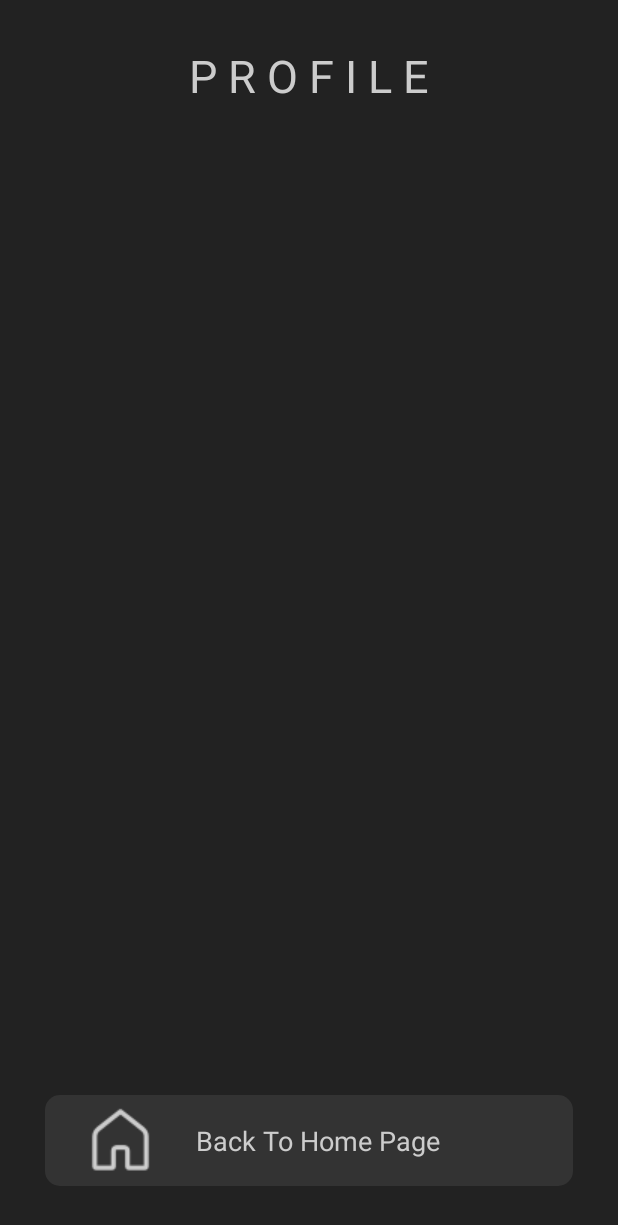
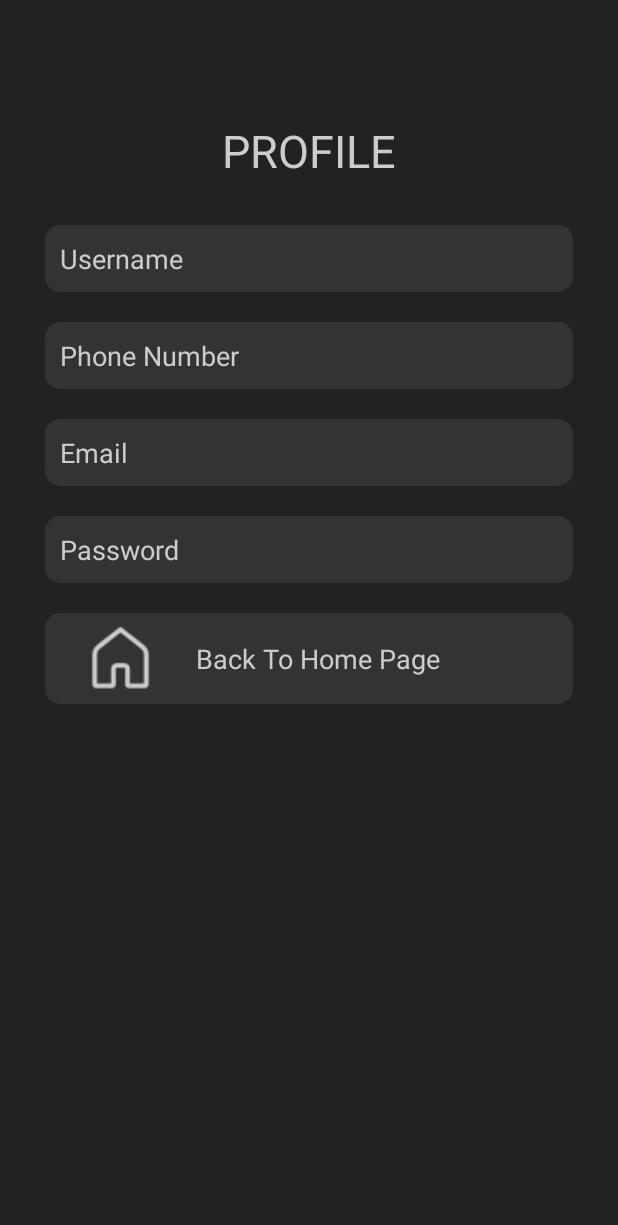
Before and after one commit to qarq90/android_magazine_app, an Android app: the ProfilePage screen opened directly, with no data from a screen before it, on a phone screen of 412 x 824 dp. Shown: the top 1225 px of the screen. Run offline under Robolectric (Android 15) with nearby library versions, the phone set to English and light mode, and no system bars.

Commit message:
Profile in progress...

```diff
--- a/app/src/main/java/com/example/project_magazine/EntertainmentPage.java
+++ b/app/src/main/java/com/example/project_magazine/EntertainmentPage.java
@@ -60,7 +60,7 @@ public class EntertainmentPage extends AppCompatActivity {
             articleTitle.setText(result.getString(result.getColumnIndexOrThrow("ARTICLE_TITLE")));
             articleParaA.setText(result.getString(result.getColumnIndexOrThrow("ARTICLE_PARA_A")));
             articleParaB.setText(result.getString(result.getColumnIndexOrThrow("ARTICLE_PARA_B")));
-            articleAuthor.setText(result.getString(result.getColumnIndexOrThrow("ARTICLE_AUTHOR")));
+            articleAuthor.setText("Article Author : " + result.getString(result.getColumnIndexOrThrow("ARTICLE_AUTHOR")));
 
             byte[] imageData = result.getBlob(result.getColumnIndexOrThrow("ARTICLE_IMAGE"));
             Bitmap bitmap = BitmapFactory.decodeByteArray(imageData, 0, imageData.length);
--- a/app/src/main/java/com/example/project_magazine/FashionPage.java
+++ b/app/src/main/java/com/example/project_magazine/FashionPage.java
@@ -31,6 +31,7 @@ public class FashionPage extends AppCompatActivity {
         articleContainerLayout = findViewById(R.id.articleContainerLayout);
 
         LinearLayout goToBackToHomeHandler = findViewById(R.id.goBackToHome);
+
         goToBackToHomeHandler.setOnClickListener(new View.OnClickListener() {
             @Override
             public void onClick(View v) {
@@ -60,7 +61,7 @@ public class FashionPage extends AppCompatActivity {
             articleTitle.setText(result.getString(result.getColumnIndexOrThrow("ARTICLE_TITLE")));
             articleParaA.setText(result.getString(result.getColumnIndexOrThrow("ARTICLE_PARA_A")));
             articleParaB.setText(result.getString(result.getColumnIndexOrThrow("ARTICLE_PARA_B")));
-            articleAuthor.setText(result.getString(result.getColumnIndexOrThrow("ARTICLE_AUTHOR")));
+            articleAuthor.setText("Article Author : " + result.getString(result.getColumnIndexOrThrow("ARTICLE_AUTHOR")));
 
             byte[] imageData = result.getBlob(result.getColumnIndexOrThrow("ARTICLE_IMAGE"));
             Bitmap bitmap = BitmapFactory.decodeByteArray(imageData, 0, imageData.length);
--- a/app/src/main/java/com/example/project_magazine/GamesPage.java
+++ b/app/src/main/java/com/example/project_magazine/GamesPage.java
@@ -60,7 +60,7 @@ public class GamesPage extends AppCompatActivity {
             articleTitle.setText(result.getString(result.getColumnIndexOrThrow("ARTICLE_TITLE")));
             articleParaA.setText(result.getString(result.getColumnIndexOrThrow("ARTICLE_PARA_A")));
             articleParaB.setText(result.getString(result.getColumnIndexOrThrow("ARTICLE_PARA_B")));
-            articleAuthor.setText(result.getString(result.getColumnIndexOrThrow("ARTICLE_AUTHOR")));
+            articleAuthor.setText("Article Author : " + result.getString(result.getColumnIndexOrThrow("ARTICLE_AUTHOR")));
 
             byte[] imageData = result.getBlob(result.getColumnIndexOrThrow("ARTICLE_IMAGE"));
             Bitmap bitmap = BitmapFactory.decodeByteArray(imageData, 0, imageData.length);
--- a/app/src/main/java/com/example/project_magazine/ProfilePage.java
+++ b/app/src/main/java/com/example/project_magazine/ProfilePage.java
@@ -1,16 +1,14 @@
 package com.example.project_magazine;
 
 import android.content.Intent;
+import android.database.Cursor;
 import android.os.Bundle;
 import android.view.View;
-import android.widget.Button;
+import android.widget.EditText;
 import android.widget.LinearLayout;
 
 import androidx.activity.EdgeToEdge;
 import androidx.appcompat.app.AppCompatActivity;
-import androidx.core.graphics.Insets;
-import androidx.core.view.ViewCompat;
-import androidx.core.view.WindowInsetsCompat;
 
 public class ProfilePage extends AppCompatActivity {
 
@@ -29,4 +27,38 @@ public class ProfilePage extends AppCompatActivity {
             }
         });
     }
+
+    protected void onResume() {
+        super.onResume();
+        Intent intent = getIntent();
+        if (intent != null) {
+            String username = intent.getStringExtra("username");
+            String password = intent.getStringExtra("password");
+            if (username != null && password != null) { // Check if both username and password are not null
+                ECO_ECO_DB DatabaseObject = new ECO_ECO_DB(getApplicationContext());
+                Cursor currentUser = DatabaseObject.fetchUser(username, password);
+                if (currentUser != null && currentUser.moveToFirst()) {
+                    String fetchedUsername = currentUser.getString(currentUser.getColumnIndex("username"));
+                    String fetchedPhoneNumber = currentUser.getString(currentUser.getColumnIndex("phoneNumber"));
+                    String fetchedEmail = currentUser.getString(currentUser.getColumnIndex("email"));
+
+                    EditText editTextUsername = findViewById(R.id.editTextUsername);
+                    EditText editTextPhoneNumber = findViewById(R.id.editTextPhoneNumber);
+                    EditText editTextEmail = findViewById(R.id.editTextEmail);
+                    EditText editTextPassword = findViewById(R.id.editTextPassword);
+
+                    editTextUsername.setText(fetchedUsername);
+                    editTextPhoneNumber.setText(fetchedPhoneNumber);
+                    editTextEmail.setText(fetchedEmail);
+                    editTextPassword.setText(password); // Assuming you want to display the password for the user
+                }
+                if (currentUser != null) {
+                    currentUser.close();
+                }
+            } else {
+                // Handle the case where username or password is null
+                // For example, display an error message or redirect the user
+            }
+        }
+    }
 }
--- a/app/src/main/java/com/example/project_magazine/SportsPage.java
+++ b/app/src/main/java/com/example/project_magazine/SportsPage.java
@@ -60,7 +60,7 @@ public class SportsPage extends AppCompatActivity {
             articleTitle.setText(result.getString(result.getColumnIndexOrThrow("ARTICLE_TITLE")));
             articleParaA.setText(result.getString(result.getColumnIndexOrThrow("ARTICLE_PARA_A")));
             articleParaB.setText(result.getString(result.getColumnIndexOrThrow("ARTICLE_PARA_B")));
-            articleAuthor.setText(result.getString(result.getColumnIndexOrThrow("ARTICLE_AUTHOR")));
+            articleAuthor.setText("Article Author : " + result.getString(result.getColumnIndexOrThrow("ARTICLE_AUTHOR")));
 
             byte[] imageData = result.getBlob(result.getColumnIndexOrThrow("ARTICLE_IMAGE"));
             Bitmap bitmap = BitmapFactory.decodeByteArray(imageData, 0, imageData.length);
--- a/app/src/main/res/layout/activity_article_card.xml
+++ b/app/src/main/res/layout/activity_article_card.xml
@@ -12,6 +12,7 @@
         android:id="@+id/articleImage"
         android:layout_width="match_parent"
         android:layout_height="150dp"
+        android:scaleType="centerCrop"
         android:src="@drawable/logout" />
 
     <TextView
--- a/app/src/main/res/layout/activity_profile_page.xml
+++ b/app/src/main/res/layout/activity_profile_page.xml
@@ -2,42 +2,99 @@
 <RelativeLayout xmlns:android="http://schemas.android.com/apk/res/android"
     xmlns:app="http://schemas.android.com/apk/res-auto"
     xmlns:tools="http://schemas.android.com/tools"
-    android:id="@+id/main"
+    android:id="@+id/ProfileMain"
     android:layout_width="match_parent"
     android:layout_height="match_parent"
     tools:context=".ProfilePage"
-    android:background="@color/primary_color"
-    >
+    android:paddingTop="50dp"
+    android:background="@color/primary_color">
 
     <TextView
         android:layout_width="match_parent"
         android:layout_height="wrap_content"
         android:textColor="@color/secondary_color"
-        android:text="P r o f i l e"
+        android:text="Profile"
         android:textAllCaps="true"
         android:layout_marginTop="30dp"
         android:textAlignment="center"
         android:textSize="30dp"
         tools:ignore="MissingConstraints" />
 
+    <EditText
+        android:id="@+id/editTextUsername"
+        android:layout_width="match_parent"
+        android:layout_height="wrap_content"
+        android:layout_marginTop="100dp"
+        android:layout_marginLeft="30dp"
+        android:layout_marginRight="30dp"
+        android:padding="10dp"
+        android:hint="Username"
+        android:background="@drawable/rounded_corner"
+        android:textColor="@color/secondary_color"
+        android:textColorHint="@color/hint_color"/>
+
+    <EditText
+        android:id="@+id/editTextPhoneNumber"
+        android:layout_width="match_parent"
+        android:layout_height="wrap_content"
+        android:layout_below="@id/editTextUsername"
+        android:layout_marginTop="20dp"
+        android:layout_marginLeft="30dp"
+        android:layout_marginRight="30dp"
+        android:padding="10dp"
+        android:hint="Phone Number"
+        android:background="@drawable/rounded_corner"
+        android:textColor="@color/secondary_color"
+        android:textColorHint="@color/hint_color"/>
+
+    <EditText
+        android:id="@+id/editTextEmail"
+        android:layout_width="match_parent"
+        android:layout_height="wrap_content"
+        android:layout_below="@id/editTextPhoneNumber"
+        android:layout_marginTop="20dp"
+        android:layout_marginLeft="30dp"
+        android:layout_marginRight="30dp"
+        android:padding="10dp"
+        android:hint="Email"
+        android:background="@drawable/rounded_corner"
+        android:textColor="@color/secondary_color"
+        android:textColorHint="@color/hint_color"/>
+
+    <EditText
+        android:id="@+id/editTextPassword"
+        android:layout_width="match_parent"
+        android:layout_height="wrap_content"
+        android:layout_below="@id/editTextEmail"
+        android:layout_marginTop="20dp"
+        android:layout_marginLeft="30dp"
+        android:layout_marginRight="30dp"
+        android:padding="10dp"
+        android:hint="Password"
+        android:inputType="textPassword"
+        android:background="@drawable/rounded_corner"
+        android:textColor="@color/secondary_color"
+        android:textColorHint="@color/hint_color"
+        />
+
     <LinearLayout
         android:id="@+id/goBackToHome"
         android:layout_width="match_parent"
         android:layout_height="wrap_content"
+        android:layout_below="@id/editTextPassword"
+        android:layout_marginTop="20dp"
         android:layout_marginLeft="30dp"
-        android:layout_marginTop="730dp"
         android:layout_marginRight="30dp"
         android:background="@drawable/rounded_corner"
         android:orientation="horizontal"
-        android:padding="5dp"
-        >
+        android:padding="5dp">
 
         <ImageButton
             android:layout_width="wrap_content"
             android:layout_height="50dp"
             android:background="@color/button_bg"
+            android:paddingLeft="20dp"
             android:paddingRight="15dp"
-            android:paddingLeft="20dp"
             android:contentDescription="Like button"
             android:src="@drawable/home" />
 
--- a/app/src/main/res/layout/activity_signup_page.xml
+++ b/app/src/main/res/layout/activity_signup_page.xml
@@ -42,6 +42,7 @@
         android:textSize="16dp"
         android:padding="10dp"
         android:textColor="@color/secondary_color"
+        android:textColorHint="@color/hint_color"
         tools:ignore="MissingConstraints" />
 
     <TextView
@@ -65,6 +66,7 @@
         android:hint="Enter password here..."
         android:textSize="16dp"
         android:padding="10dp"
+        android:textColorHint="@color/hint_color"
         android:textColor="@color/secondary_color"
         tools:ignore="MissingConstraints" />
 
@@ -88,6 +90,7 @@
         android:background="@drawable/rounded_corner"
         android:hint="Enter phone number here..."
         android:textSize="16dp"
+        android:textColorHint="@color/hint_color"
         android:padding="10dp"
         android:textColor="@color/secondary_color"
         tools:ignore="MissingConstraints" />
@@ -109,6 +112,7 @@
         android:layout_marginLeft="50dp"
         android:layout_marginTop="450dp"
         android:layout_marginRight="50dp"
+        android:textColorHint="@color/hint_color"
         android:background="@drawable/rounded_corner"
         android:hint="Enter Username here..."
         android:padding="10dp"
--- a/app/src/main/res/values/colors.xml
+++ b/app/src/main/res/values/colors.xml
@@ -3,4 +3,5 @@
     <color name="primary_color">#222222</color>
     <color name="secondary_color">#cccccc</color>
     <color name="button_bg">#333333</color>
+    <color name="hint_color">#cccccc</color>
 </resources>
```
Also changed, not shown: app/src/main/java/com/example/project_magazine/AuthPage.java (+17 -8 lines), app/src/main/java/com/example/project_magazine/ECO_ECO_DB.java (+7 -0 lines), app/src/main/res/layout/activity_auth_page.xml (+6 -4 lines), app/src/main/res/layout/activity_main.xml (+7 -7 lines), app/src/main/res/drawable/left_50px.png (added).
